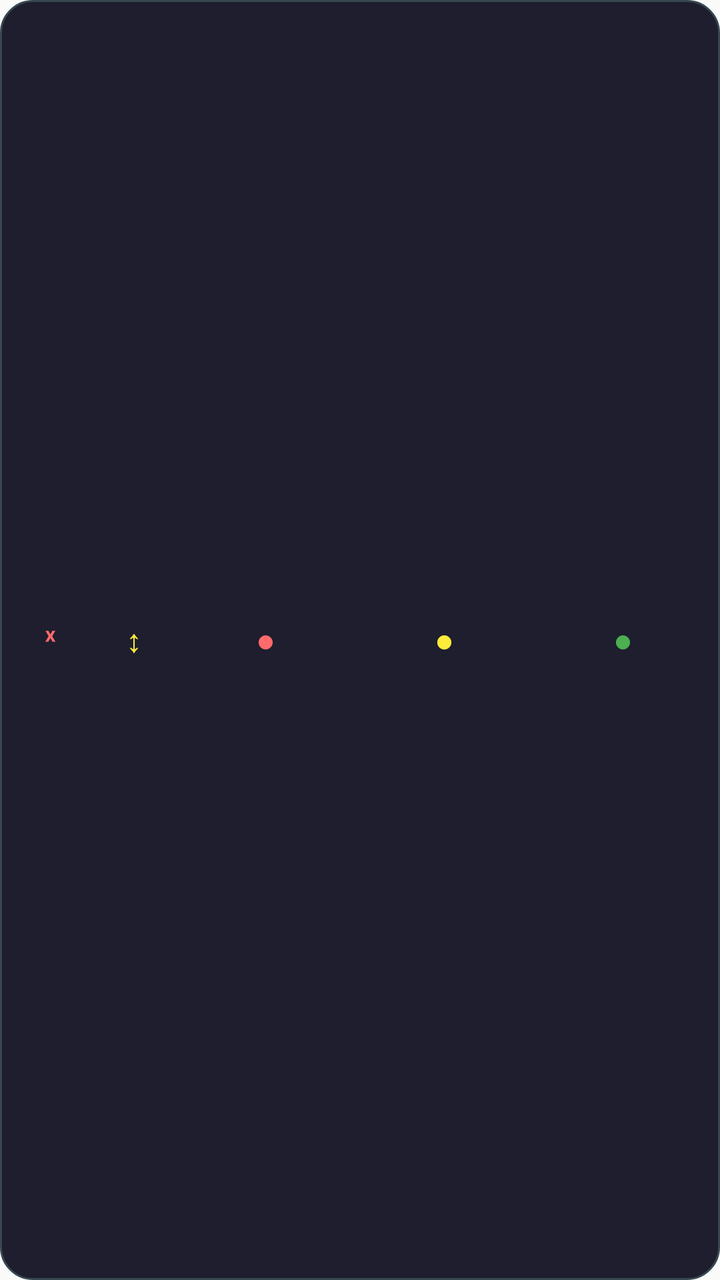
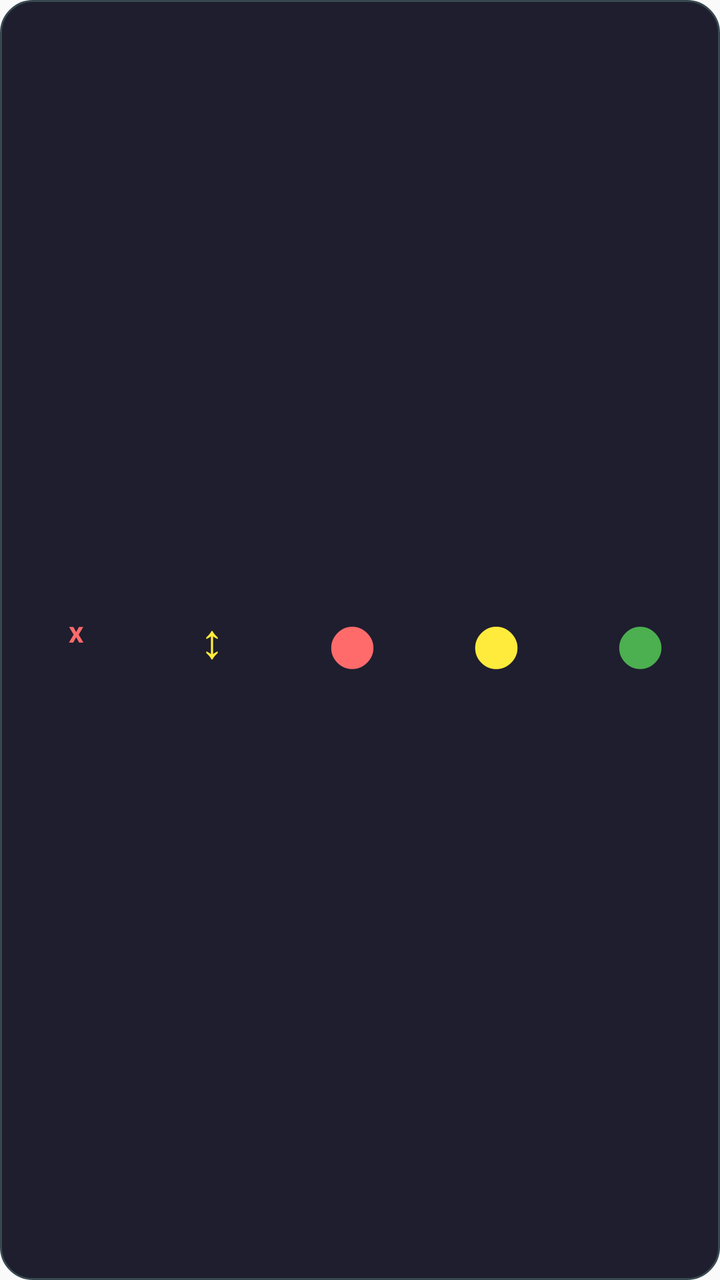

Two renders of the same Android screen: before a commit and after it. Below are the layout's source before the change and the commit's diff.
<!-- AndroidManifest.xml: application theme Theme.SignalLights -->
<!-- res/layout/overlay_layout.xml -->
<?xml version="1.0" encoding="utf-8"?>
<LinearLayout xmlns:android="http://schemas.android.com/apk/res/android"
    android:layout_width="match_parent"
    android:layout_height="match_parent"
    android:orientation="horizontal"
    android:gravity="center_vertical"
    android:padding="4dp"
    android:background="@drawable/overlay_elegant_bg">

    
    <Button
        android:id="@+id/close_button"
        android:layout_width="40dp"
        android:layout_height="40dp"
        android:text="ˣ"
        android:textSize="14sp"
        android:textColor="#ff6b6b"
        android:background="@null"
        android:padding="0dp"
        android:minWidth="0dp"
        android:minHeight="0dp"
        android:layout_margin="1dp"
        android:stateListAnimator="@null" />

    
    <Button
        android:id="@+id/drag_button"
        android:layout_width="40dp"
        android:layout_height="40dp"
        android:text="↕"
        android:textSize="16sp"
        android:textColor="#ffeb3b"
        android:background="@null"
        android:padding="0dp"
        android:minWidth="0dp"
        android:minHeight="0dp"
        android:layout_margin="1dp"
        android:stateListAnimator="@null" />

    
    <Button
        android:id="@+id/red_button"
        android:layout_width="0dp"
        android:layout_height="40dp"
        android:layout_weight="1"
        android:text="●"
        android:textSize="16sp"
        android:textColor="#ff6b6b"
        android:background="@null"
        android:layout_margin="6dp"
        android:stateListAnimator="@null" />

    
    <Button
        android:id="@+id/yellow_button"
        android:layout_width="0dp"
        android:layout_height="40dp"
        android:layout_weight="1"
        android:text="●"
        android:textSize="16sp"
        android:textColor="#ffeb3b"
        android:background="@null"
        android:layout_margin="6dp"
        android:stateListAnimator="@null" />

    
    <Button
        android:id="@+id/green_button"
        android:layout_width="0dp"
        android:layout_height="40dp"
        android:layout_weight="1"
        android:text="●"
        android:textSize="16sp"
        android:textColor="#4caf50"
        android:background="@null"
        android:layout_margin="6dp"
        android:stateListAnimator="@null" />

</LinearLayout>
<!-- resources referenced by this layout -->
<resources>
  <!-- drawable overlay_elegant_bg (drawable) -->
  <?xml version="1.0" encoding="utf-8"?>
  <shape xmlns:android="http://schemas.android.com/apk/res/android"
      android:shape="rectangle">
      <solid android:color="#1e1e2e" />
      <corners android:radius="16dp" />
      <stroke android:color="#37474f" android:width="1dp" />
  </shape>
  <style name="Theme.SignalLights" parent="Theme.AppCompat.Light.NoActionBar">
          <item name="colorPrimary">@color/primary</item>
          <item name="colorPrimaryDark">@color/primary_dark</item>
          <item name="colorAccent">@color/accent</item>
      </style>
  <color name="primary">#FF6200EE</color>
  <color name="primary_dark">#FF3700B3</color>
  <color name="accent">#FF03DAC5</color>
</resources>

<!-- the commit's change to res/layout/overlay_layout.xml (unified diff, before → after) -->
@@ -10,41 +10,41 @@
     
     <Button
         android:id="@+id/close_button"
-        android:layout_width="40dp"
-        android:layout_height="40dp"
+        android:layout_width="60dp"
+        android:layout_height="120dp"
         android:text="ˣ"
-        android:textSize="14sp"
+        android:textSize="20sp"
         android:textColor="#ff6b6b"
         android:background="@null"
         android:padding="0dp"
         android:minWidth="0dp"
         android:minHeight="0dp"
-        android:layout_margin="1dp"
+        android:layout_margin="4dp"
         android:stateListAnimator="@null" />
 
     
     <Button
         android:id="@+id/drag_button"
-        android:layout_width="40dp"
-        android:layout_height="40dp"
+        android:layout_width="60dp"
+        android:layout_height="120dp"
         android:text="↕"
-        android:textSize="16sp"
+        android:textSize="24sp"
         android:textColor="#ffeb3b"
         android:background="@null"
         android:padding="0dp"
         android:minWidth="0dp"
         android:minHeight="0dp"
-        android:layout_margin="1dp"
+        android:layout_margin="4dp"
         android:stateListAnimator="@null" />
 
     
     <Button
         android:id="@+id/red_button"
         android:layout_width="0dp"
-        android:layout_height="40dp"
+        android:layout_height="120dp"
         android:layout_weight="1"
         android:text="●"
-        android:textSize="16sp"
+        android:textSize="48sp"
         android:textColor="#ff6b6b"
         android:background="@null"
         android:layout_margin="6dp"
@@ -54,10 +54,10 @@
     <Button
         android:id="@+id/yellow_button"
         android:layout_width="0dp"
-        android:layout_height="40dp"
+        android:layout_height="120dp"
         android:layout_weight="1"
         android:text="●"
-        android:textSize="16sp"
+        android:textSize="48sp"
         android:textColor="#ffeb3b"
         android:background="@null"
         android:layout_margin="6dp"
@@ -67,10 +67,10 @@
     <Button
         android:id="@+id/green_button"
         android:layout_width="0dp"
-        android:layout_height="40dp"
+        android:layout_height="120dp"
         android:layout_weight="1"
         android:text="●"
-        android:textSize="16sp"
+        android:textSize="48sp"
         android:textColor="#4caf50"
         android:background="@null"
         android:layout_margin="6dp"
